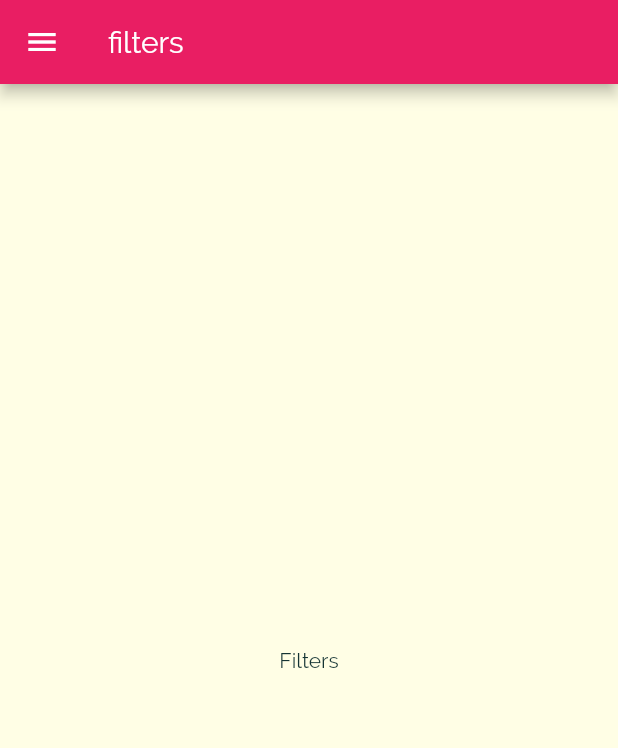
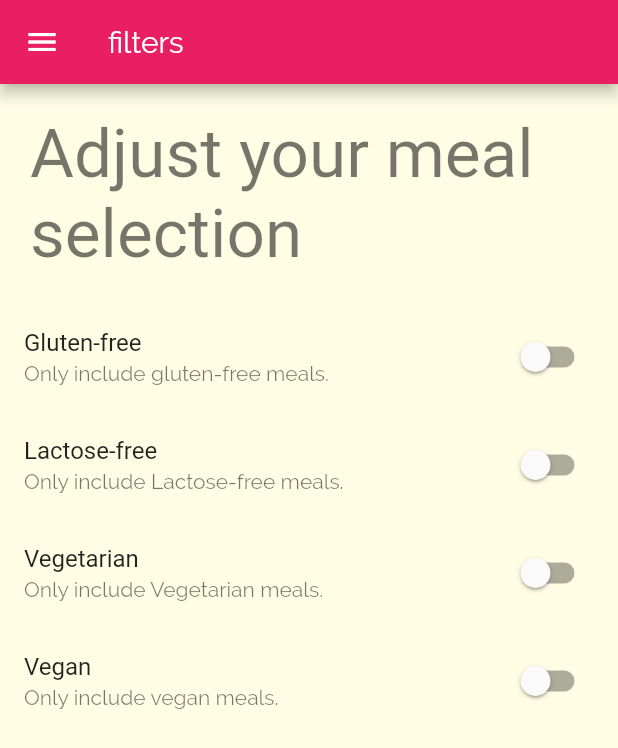
Before and after one commit to MuhammadNizamani/food_app, a Flutter app: the FilterScreen screen opened by its route, on a phone screen of 412 x 824 dp. Shown: the top 748 px of the screen. Run offline on Flutter 3.47's test engine with Material 2 defaults, Android fonts, the phone set to English and light mode, and no system bars.

Commit message:
after solving issue in swtch lsit

```diff
--- a/lib/screen/filters_screen.dart
+++ b/lib/screen/filters_screen.dart
@@ -1,8 +1,31 @@
 import 'package:flutter/material.dart';
 import 'package:food_app/widgets/main_drawer.dart';
 
-class FilterScreen extends StatelessWidget {
+class FilterScreen extends StatefulWidget {
   static const routeName = '/filters';
+
+  @override
+  _FilterScreenState createState() => _FilterScreenState();
+}
+
+class _FilterScreenState extends State<FilterScreen> {
+  var _glutenFree = false;
+  var _vegetarian = false;
+  var _vegan = false;
+  var _lactoseFree = false;
+
+  Widget _buildSwitchListTile(String title, String description,
+      bool currentValue, Function updateValue) {
+    return SwitchListTile(
+      title: Text(title),
+      value: currentValue,
+      subtitle: Text(description),
+      onChanged: (val) {
+        updateValue(val);
+      },
+    );
+  }
+
   @override
   Widget build(BuildContext context) {
     return Scaffold(
@@ -10,8 +33,49 @@ class FilterScreen extends StatelessWidget {
         title: Text('filters'),
       ),
       drawer: MainDrawer(),
-      body: Center(
-        child: Text('Filters'),
+      body: Column(
+        children: <Widget>[
+          Container(
+            padding: EdgeInsets.all(20),
+            child: Text(
+              'Adjust your meal selection',
+              style: Theme.of(context).textTheme.headline3,
+            ),
+          ),
+          Expanded(
+              child: ListView(
+            children: <Widget>[
+              _buildSwitchListTile(
+                  'Gluten-free', 'Only include gluten-free meals.', _glutenFree,
+                  (newValue) {
+                setState(() {
+                  _glutenFree = newValue;
+
+                  // print(newValue);
+                });
+              }),
+              _buildSwitchListTile('Lactose-free',
+                  'Only include Lactose-free meals.', _lactoseFree, (newValue) {
+                setState(() {
+                  _lactoseFree = newValue;
+                });
+              }),
+              _buildSwitchListTile(
+                  'Vegetarian', 'Only include Vegetarian meals.', _vegetarian,
+                  (newValue) {
+                setState(() {
+                  _vegetarian = newValue;
+                });
+              }),
+              _buildSwitchListTile('Vegan', 'Only include vegan meals.', _vegan,
+                  (newValue) {
+                setState(() {
+                  _vegan = newValue;
+                });
+              }),
+            ],
+          )),
+        ],
       ),
     );
   }
```
